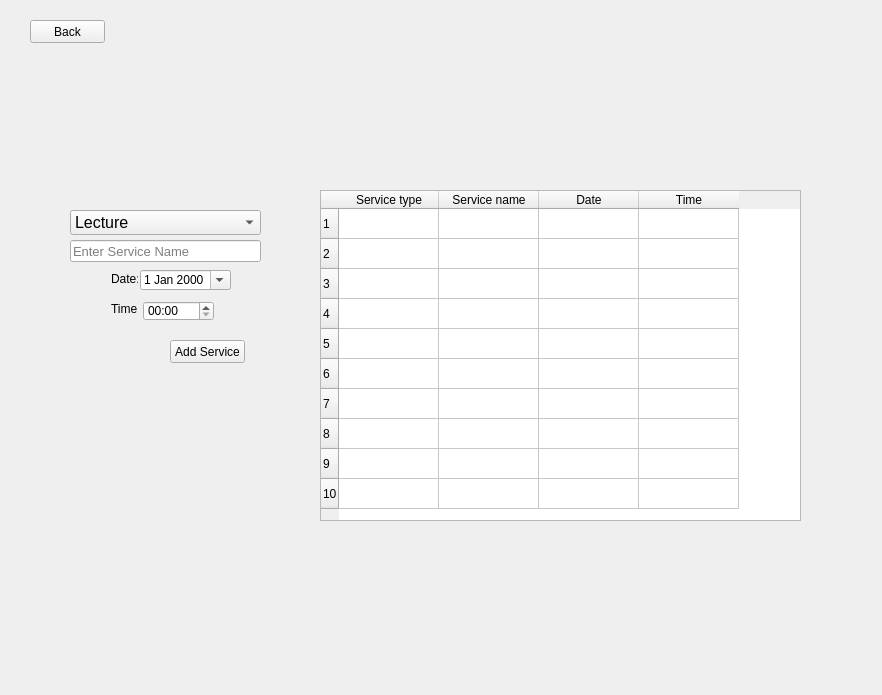
First picture: the form in vServices.ui, repository ShadiMi/Group27_hApp_project, before the edit.
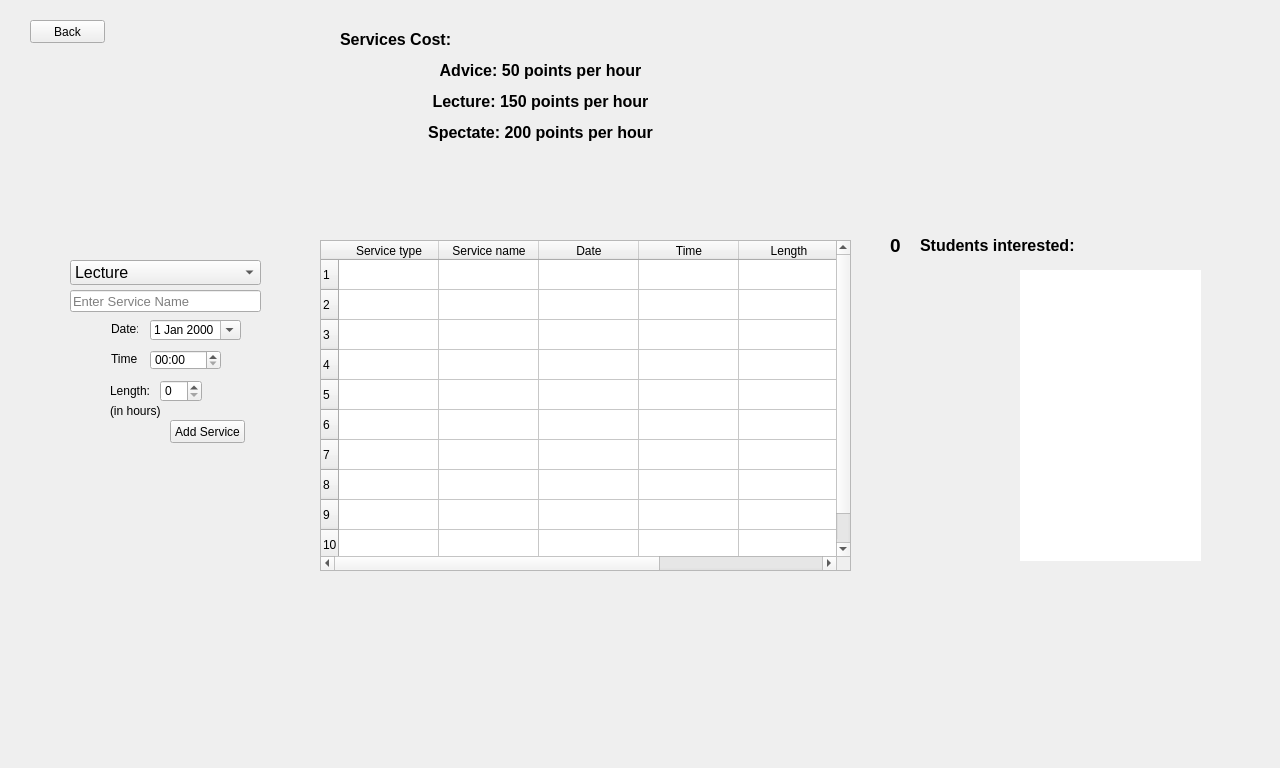
Second picture: the form after the edit.

Patch:
```diff
--- a/vServices.ui
+++ b/vServices.ui
@@ -6,8 +6,8 @@
    <rect>
     <x>0</x>
     <y>0</y>
-    <width>882</width>
-    <height>695</height>
+    <width>1280</width>
+    <height>768</height>
    </rect>
   </property>
   <property name="windowTitle">
@@ -17,8 +17,8 @@
    <property name="geometry">
     <rect>
      <x>320</x>
-     <y>190</y>
-     <width>481</width>
+     <y>240</y>
+     <width>531</width>
      <height>331</height>
     </rect>
    </property>
@@ -61,12 +61,29 @@
      <string>Time</string>
     </property>
    </column>
+   <column>
+    <property name="text">
+     <string>Length</string>
+    </property>
+   </column>
+   <column>
+    <property name="text">
+     <string>Service ID</string>
+    </property>
+    <property name="font">
+     <font>
+      <pointsize>10</pointsize>
+      <weight>75</weight>
+      <bold>true</bold>
+     </font>
+    </property>
+   </column>
   </widget>
   <widget class="QPushButton" name="addService">
    <property name="geometry">
     <rect>
      <x>170</x>
-     <y>340</y>
+     <y>420</y>
      <width>75</width>
      <height>23</height>
     </rect>
@@ -82,7 +99,7 @@
    <property name="geometry">
     <rect>
      <x>70</x>
-     <y>210</y>
+     <y>260</y>
      <width>191</width>
      <height>25</height>
     </rect>
@@ -121,7 +138,7 @@
    <property name="geometry">
     <rect>
      <x>70</x>
-     <y>240</y>
+     <y>290</y>
      <width>191</width>
      <height>22</height>
     </rect>
@@ -157,8 +174,8 @@
   <widget class="QDateEdit" name="vdate">
    <property name="geometry">
     <rect>
-     <x>140</x>
-     <y>270</y>
+     <x>150</x>
+     <y>320</y>
      <width>91</width>
      <height>20</height>
     </rect>
@@ -170,8 +187,8 @@
   <widget class="QTimeEdit" name="vtime">
    <property name="geometry">
     <rect>
-     <x>143</x>
-     <y>301</y>
+     <x>150</x>
+     <y>350</y>
      <width>71</width>
      <height>20</height>
     </rect>
@@ -187,7 +204,7 @@
    <property name="geometry">
     <rect>
      <x>111</x>
-     <y>271</y>
+     <y>321</y>
      <width>27</width>
      <height>16</height>
     </rect>
@@ -200,7 +217,7 @@
    <property name="geometry">
     <rect>
      <x>111</x>
-     <y>301</y>
+     <y>351</y>
      <width>26</width>
      <height>16</height>
     </rect>
@@ -209,6 +226,124 @@
     <string>Time:</string>
    </property>
   </widget>
+  <widget class="QLabel" name="label_3">
+   <property name="geometry">
+    <rect>
+     <x>110</x>
+     <y>380</y>
+     <width>41</width>
+     <height>21</height>
+    </rect>
+   </property>
+   <property name="text">
+    <string>Length:</string>
+   </property>
+  </widget>
+  <widget class="QSpinBox" name="spinBox">
+   <property name="geometry">
+    <rect>
+     <x>160</x>
+     <y>380</y>
+     <width>42</width>
+     <height>22</height>
+    </rect>
+   </property>
+  </widget>
+  <widget class="QLabel" name="label_4">
+   <property name="geometry">
+    <rect>
+     <x>110</x>
+     <y>400</y>
+     <width>61</width>
+     <height>21</height>
+    </rect>
+   </property>
+   <property name="text">
+    <string>(in hours)</string>
+   </property>
+  </widget>
+  <widget class="QLabel" name="label_5">
+   <property name="geometry">
+    <rect>
+     <x>340</x>
+     <y>30</y>
+     <width>401</width>
+     <height>211</height>
+    </rect>
+   </property>
+   <property name="font">
+    <font>
+     <pointsize>12</pointsize>
+     <weight>75</weight>
+     <bold>true</bold>
+    </font>
+   </property>
+   <property name="text">
+    <string>&lt;html&gt;&lt;head/&gt;&lt;body&gt;&lt;p&gt;Services Cost:&lt;/p&gt;&lt;p align=&quot;center&quot;&gt;Advice: 50 points per hour&lt;/p&gt;&lt;p align=&quot;center&quot;&gt;   Lecture: 150 points per hour&lt;/p&gt;&lt;p align=&quot;center&quot;&gt;     Spectate: 200 points per hour&lt;/p&gt;&lt;/body&gt;&lt;/html&gt;</string>
+   </property>
+   <property name="alignment">
+    <set>Qt::AlignLeading|Qt::AlignLeft|Qt::AlignTop</set>
+   </property>
+  </widget>
+  <widget class="QListWidget" name="studentList">
+   <property name="geometry">
+    <rect>
+     <x>1020</x>
+     <y>270</y>
+     <width>181</width>
+     <height>291</height>
+    </rect>
+   </property>
+   <property name="font">
+    <font>
+     <pointsize>10</pointsize>
+     <weight>75</weight>
+     <bold>true</bold>
+    </font>
+   </property>
+   <property name="focusPolicy">
+    <enum>Qt::StrongFocus</enum>
+   </property>
+   <property name="frameShape">
+    <enum>QFrame::NoFrame</enum>
+   </property>
+   <property name="spacing">
+    <number>1</number>
+   </property>
+  </widget>
+  <widget class="QLabel" name="label_6">
+   <property name="geometry">
+    <rect>
+     <x>920</x>
+     <y>230</y>
+     <width>181</width>
+     <height>31</height>
+    </rect>
+   </property>
+   <property name="text">
+    <string>&lt;html&gt;&lt;head/&gt;&lt;body&gt;&lt;p&gt;&lt;span style=&quot; font-size:12pt; font-weight:600;&quot;&gt;Students interested:&lt;/span&gt;&lt;/p&gt;&lt;/body&gt;&lt;/html&gt;</string>
+   </property>
+  </widget>
+  <widget class="QLabel" name="numStudents">
+   <property name="geometry">
+    <rect>
+     <x>890</x>
+     <y>230</y>
+     <width>51</width>
+     <height>31</height>
+    </rect>
+   </property>
+   <property name="font">
+    <font>
+     <pointsize>14</pointsize>
+     <weight>75</weight>
+     <bold>true</bold>
+    </font>
+   </property>
+   <property name="text">
+    <string>0</string>
+   </property>
+  </widget>
  </widget>
  <resources/>
  <connections/>
```
Left out of the diff: 8 changed lines with no effect on the pictures.
